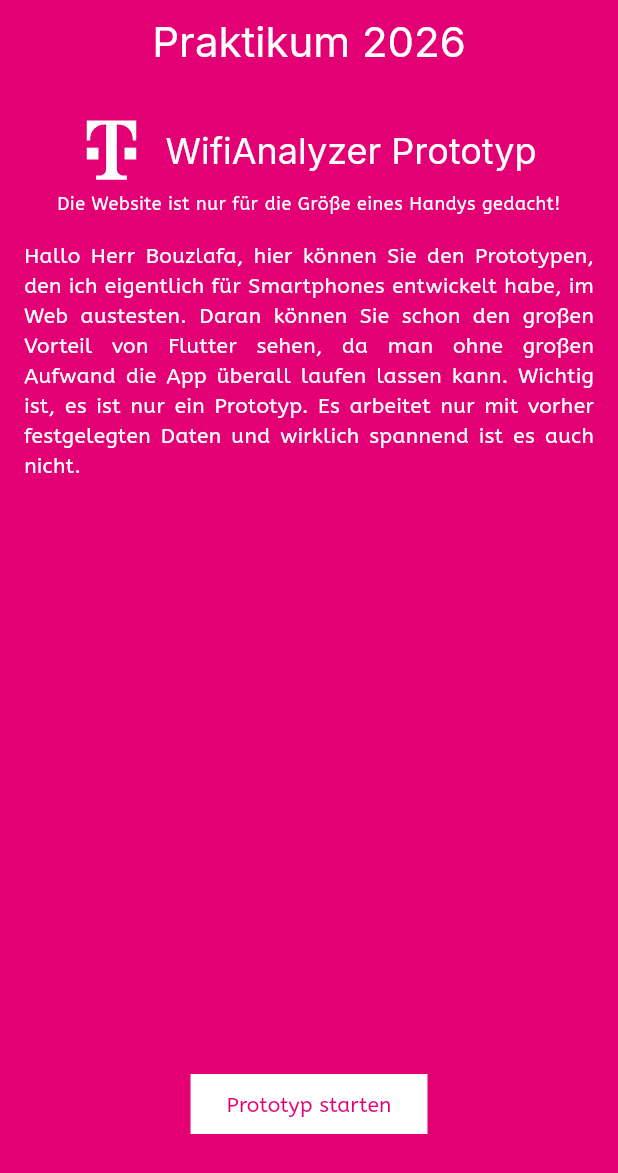
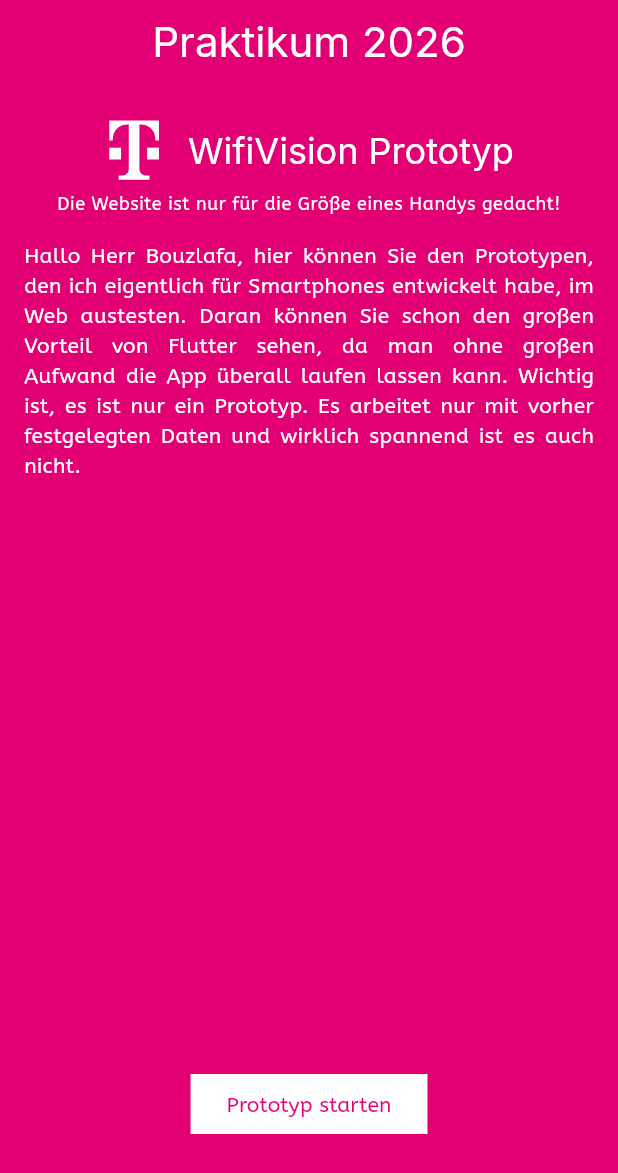
Before and after one commit to spezian/magenta_wifi_vision, a Flutter app: the screen it shows after launch, on a phone screen of 412 x 824 dp. Shown: the top 1173 px of the screen. Run offline on Flutter 3.47's test engine with Material 3 defaults, Android fonts, the phone set to English and light mode, and no system bars; our stand-ins replace camera, flutter_svg.

Commit message:
Change name

```diff
--- a/lib/views/intro_screen.dart
+++ b/lib/views/intro_screen.dart
@@ -41,7 +41,7 @@
                           height: 40.0,
                         ),
                         Text(
-                          "WifiAnalyzer Prototyp",
+                          "WifiVision Prototyp",
                           style: Theme.of(context).textTheme.headlineSmall!.copyWith(color: Colors.white),
                         )
                       ],
```
